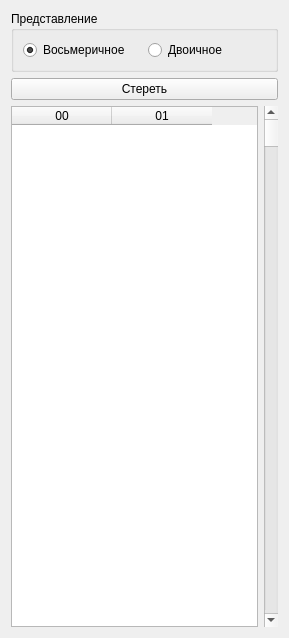
starling13/emural, file Исходные тексты/DrumWidget.ui: the form before one commit.
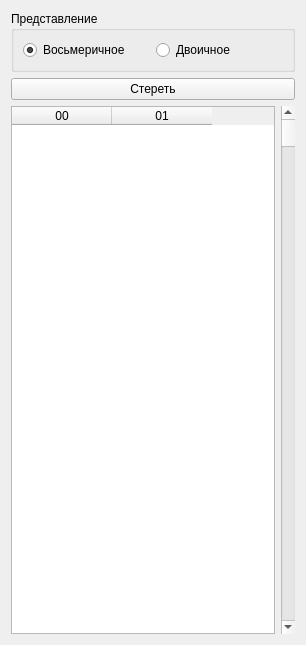
The form after the commit.

```diff
--- a/Исходные тексты/DrumWidget.ui
+++ b/Исходные тексты/DrumWidget.ui
@@ -6,8 +6,8 @@
    <rect>
     <x>0</x>
     <y>0</y>
-    <width>289</width>
-    <height>638</height>
+    <width>306</width>
+    <height>645</height>
    </rect>
   </property>
   <property name="windowTitle">
```
